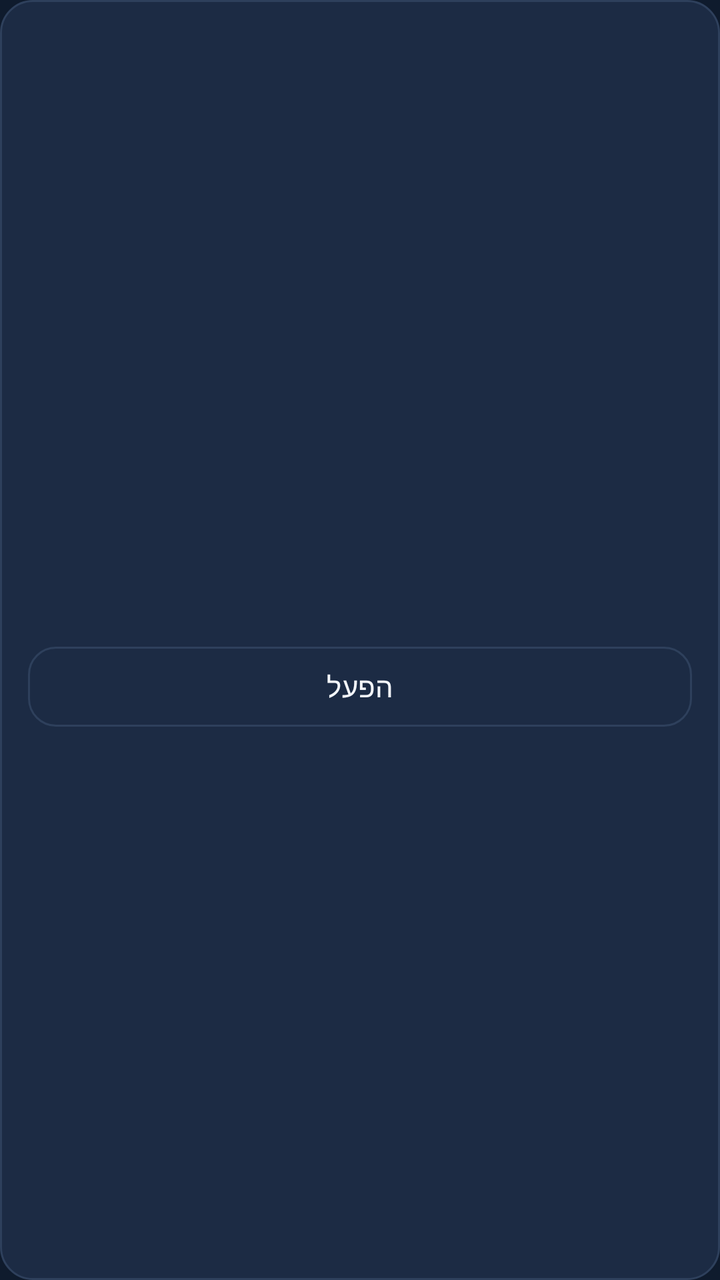
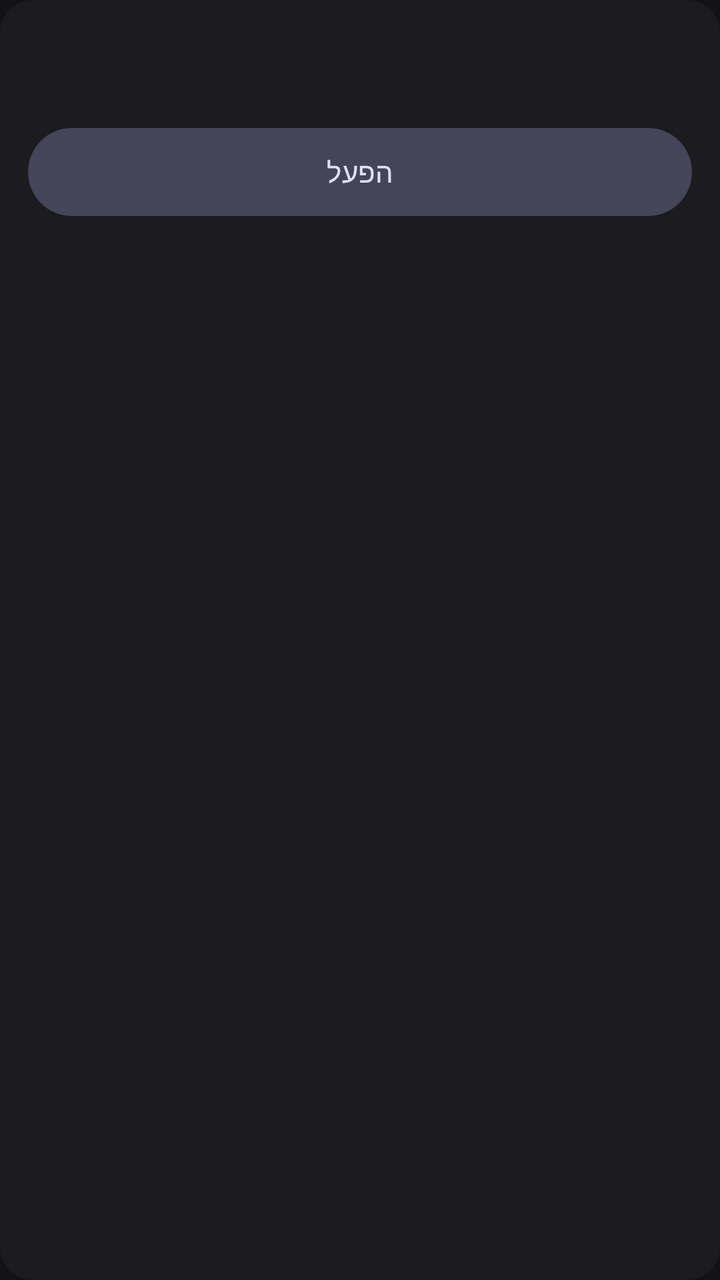

Before-and-after screenshots of an Android layout around one commit, followed by the original layout XML and the change that was made.
<!-- AndroidManifest.xml: application theme Theme.AppGuard -->
<!-- res/layout/item_permission.xml -->
<?xml version="1.0" encoding="utf-8"?>
<LinearLayout xmlns:android="http://schemas.android.com/apk/res/android"
    android:layout_width="match_parent"
    android:layout_height="wrap_content"
    android:layout_marginBottom="10dp"
    android:background="@drawable/bg_panel"
    android:gravity="center_vertical"
    android:orientation="vertical"
    android:padding="14dp">

    <LinearLayout
        android:layout_width="match_parent"
        android:layout_height="wrap_content"
        android:gravity="center_vertical"
        android:orientation="horizontal">

        <TextView
            android:id="@+id/permStatus"
            android:layout_width="28dp"
            android:layout_height="28dp"
            android:gravity="center"
            android:textColor="@color/bg"
            android:textSize="14sp"
            android:textStyle="bold" />

        <LinearLayout
            android:layout_width="0dp"
            android:layout_height="wrap_content"
            android:layout_marginStart="10dp"
            android:layout_weight="1"
            android:orientation="vertical">

            <TextView
                android:id="@+id/permTitle"
                android:layout_width="match_parent"
                android:layout_height="wrap_content"
                android:textColor="@color/text_primary"
                android:textSize="15sp"
                android:textStyle="bold" />

            <TextView
                android:id="@+id/permDesc"
                android:layout_width="match_parent"
                android:layout_height="wrap_content"
                android:layout_marginTop="2dp"
                android:textColor="@color/text_secondary"
                android:textSize="12sp" />
        </LinearLayout>
    </LinearLayout>

    <com.google.android.material.button.MaterialButton
        android:id="@+id/permAction"
        style="@style/Widget.AppGuard.Button.Outlined"
        android:layout_width="match_parent"
        android:layout_height="wrap_content"
        android:layout_marginTop="8dp"
        android:text="@string/setup_enable" />
</LinearLayout>
<!-- resources referenced by this layout -->
<resources>
  <color name="bg">#0F1B2D</color>
  <color name="text_primary">#F4F7FB</color>
  <color name="text_secondary">#9AA8BC</color>
  <!-- drawable bg_panel (drawable) -->
  <?xml version="1.0" encoding="utf-8"?>
  <shape xmlns:android="http://schemas.android.com/apk/res/android"
      android:shape="rectangle">
      <solid android:color="@color/surface" />
      <corners android:radius="16dp" />
      <stroke
          android:width="1dp"
          android:color="@color/stroke" />
  </shape>
  <style name="Widget.AppGuard.Button.Outlined" parent="Widget.Material3.Button.OutlinedButton">
          <item name="strokeColor">@color/stroke</item>
          <item name="android:textColor">@color/text_primary</item>
          <item name="cornerRadius">14dp</item>
          <item name="android:minHeight">48dp</item>
      </style>
  <style name="Theme.AppGuard" parent="Theme.Material3.Dark.NoActionBar">
          <item name="colorPrimary">@color/accent</item>
          <item name="colorPrimaryContainer">@color/accent_dim</item>
          <item name="colorOnPrimary">@color/bg</item>
          <item name="colorSecondary">@color/warning</item>
          <item name="colorError">@color/danger</item>
          <item name="android:statusBarColor">@android:color/transparent</item>
          <item name="android:navigationBarColor">@android:color/transparent</item>
          <item name="android:windowBackground">@color/bg</item>
          <item name="android:textColorPrimary">@color/text_primary</item>
          <item name="android:textColorSecondary">@color/text_secondary</item>
          <item name="materialButtonStyle">@style/Widget.AppGuard.Button</item>
          <item name="android:windowLayoutInDisplayCutoutMode">shortEdges</item>
      </style>
  <color name="surface">#1C2B44</color>
  <color name="stroke">#2E405C</color>
  <color name="accent">#3DDC97</color>
  <color name="accent_dim">#2A9B6C</color>
  <color name="warning">#FFCC66</color>
  <color name="danger">#F07178</color>
  <style name="Widget.AppGuard.Button" parent="Widget.Material3.Button">
          <item name="backgroundTint">@color/accent</item>
          <item name="android:textColor">@color/bg</item>
          <item name="cornerRadius">14dp</item>
          <item name="android:minHeight">52dp</item>
          <item name="android:insetTop">0dp</item>
          <item name="android:insetBottom">0dp</item>
      </style>
  <!-- unchanged entries left out for length: 1 -->
</resources>

<!-- the commit's change to res/layout/item_permission.xml (unified diff, before → after) -->
@@ -1,58 +1,62 @@
 <?xml version="1.0" encoding="utf-8"?>
-<LinearLayout xmlns:android="http://schemas.android.com/apk/res/android"
+<com.google.android.material.card.MaterialCardView xmlns:android="http://schemas.android.com/apk/res/android"
+    xmlns:app="http://schemas.android.com/apk/res-auto"
     android:layout_width="match_parent"
     android:layout_height="wrap_content"
-    android:layout_marginBottom="10dp"
-    android:background="@drawable/bg_panel"
-    android:gravity="center_vertical"
-    android:orientation="vertical"
-    android:padding="14dp">
+    android:layout_marginBottom="10dp">
 
     <LinearLayout
         android:layout_width="match_parent"
         android:layout_height="wrap_content"
-        android:gravity="center_vertical"
-        android:orientation="horizontal">
-
-        <TextView
-            android:id="@+id/permStatus"
-            android:layout_width="28dp"
-            android:layout_height="28dp"
-            android:gravity="center"
-            android:textColor="@color/bg"
-            android:textSize="14sp"
-            android:textStyle="bold" />
+        android:orientation="vertical"
+        android:padding="14dp">
 
         <LinearLayout
-            android:layout_width="0dp"
+            android:layout_width="match_parent"
             android:layout_height="wrap_content"
-            android:layout_marginStart="10dp"
-            android:layout_weight="1"
-            android:orientation="vertical">
+            android:gravity="center_vertical"
+            android:orientation="horizontal">
 
             <TextView
-                android:id="@+id/permTitle"
-                android:layout_width="match_parent"
-                android:layout_height="wrap_content"
-                android:textColor="@color/text_primary"
-                android:textSize="15sp"
+                android:id="@+id/permStatus"
+                android:layout_width="28dp"
+                android:layout_height="28dp"
+                android:gravity="center"
+                android:textColor="@color/md_theme_on_primary"
+                android:textSize="14sp"
                 android:textStyle="bold" />
 
-            <TextView
-                android:id="@+id/permDesc"
-                android:layout_width="match_parent"
+            <LinearLayout
+                android:layout_width="0dp"
                 android:layout_height="wrap_content"
-                android:layout_marginTop="2dp"
-                android:textColor="@color/text_secondary"
-                android:textSize="12sp" />
+                android:layout_marginStart="12dp"
+                android:layout_weight="1"
+                android:orientation="vertical">
+
+                <TextView
+                    android:id="@+id/permTitle"
+                    android:layout_width="match_parent"
+                    android:layout_height="wrap_content"
+                    android:textAppearance="@style/TextAppearance.Material3.TitleMedium"
+                    android:textColor="?attr/colorOnSurface" />
+
+                <TextView
+                    android:id="@+id/permDesc"
+                    android:layout_width="match_parent"
+                    android:layout_height="wrap_content"
+                    android:layout_marginTop="2dp"
+                    android:textAppearance="@style/TextAppearance.Material3.BodySmall"
+                    android:textColor="?attr/colorOnSurfaceVariant" />
+            </LinearLayout>
         </LinearLayout>
+
+        <com.google.android.material.button.MaterialButton
+            android:id="@+id/permAction"
+            style="@style/Widget.AppGuard.Button.Tonal"
+            android:layout_width="match_parent"
+            android:layout_height="wrap_content"
+            android:layout_marginTop="10dp"
+            android:minHeight="44dp"
+            android:text="@string/setup_enable" />
     </LinearLayout>
-
-    <com.google.android.material.button.MaterialButton
-        android:id="@+id/permAction"
-        style="@style/Widget.AppGuard.Button.Outlined"
-        android:layout_width="match_parent"
-        android:layout_height="wrap_content"
-        android:layout_marginTop="8dp"
-        android:text="@string/setup_enable" />
-</LinearLayout>
+</com.google.android.material.card.MaterialCardView>
<!-- resource entries referenced after the edit -->
@@ -1,51 +1,122 @@
 <!-- resources referenced by this layout -->
 <resources>
-  <color name="bg">#0F1B2D</color>
-  <color name="text_primary">#F4F7FB</color>
-  <color name="text_secondary">#9AA8BC</color>
-  <!-- drawable bg_panel (drawable) -->
-  <?xml version="1.0" encoding="utf-8"?>
-  <shape xmlns:android="http://schemas.android.com/apk/res/android"
-      android:shape="rectangle">
-      <solid android:color="@color/surface" />
-      <corners android:radius="16dp" />
-      <stroke
-          android:width="1dp"
-          android:color="@color/stroke" />
-  </shape>
-  <style name="Widget.AppGuard.Button.Outlined" parent="Widget.Material3.Button.OutlinedButton">
-          <item name="strokeColor">@color/stroke</item>
-          <item name="android:textColor">@color/text_primary</item>
-          <item name="cornerRadius">14dp</item>
-          <item name="android:minHeight">48dp</item>
-      </style>
-  <style name="Theme.AppGuard" parent="Theme.Material3.Dark.NoActionBar">
-          <item name="colorPrimary">@color/accent</item>
-          <item name="colorPrimaryContainer">@color/accent_dim</item>
-          <item name="colorOnPrimary">@color/bg</item>
-          <item name="colorSecondary">@color/warning</item>
-          <item name="colorError">@color/danger</item>
-          <item name="android:statusBarColor">@android:color/transparent</item>
-          <item name="android:navigationBarColor">@android:color/transparent</item>
-          <item name="android:windowBackground">@color/bg</item>
-          <item name="android:textColorPrimary">@color/text_primary</item>
-          <item name="android:textColorSecondary">@color/text_secondary</item>
-          <item name="materialButtonStyle">@style/Widget.AppGuard.Button</item>
-          <item name="android:windowLayoutInDisplayCutoutMode">shortEdges</item>
-      </style>
-  <color name="surface">#1C2B44</color>
-  <color name="stroke">#2E405C</color>
-  <color name="accent">#3DDC97</color>
-  <color name="accent_dim">#2A9B6C</color>
-  <color name="warning">#FFCC66</color>
-  <color name="danger">#F07178</color>
-  <style name="Widget.AppGuard.Button" parent="Widget.Material3.Button">
-          <item name="backgroundTint">@color/accent</item>
-          <item name="android:textColor">@color/bg</item>
-          <item name="cornerRadius">14dp</item>
+  <color name="md_theme_on_primary">#262A78</color>
+  <style name="Widget.AppGuard.Button.Tonal" parent="Widget.Material3.Button.TonalButton">
           <item name="android:minHeight">52dp</item>
           <item name="android:insetTop">0dp</item>
           <item name="android:insetBottom">0dp</item>
+          <item name="cornerRadius">28dp</item>
+          <item name="android:textAllCaps">false</item>
+      </style>
+  <style name="Theme.AppGuard" parent="Theme.Material3.Dark.NoActionBar">
+          <item name="colorPrimary">@color/md_theme_primary</item>
+          <item name="colorOnPrimary">@color/md_theme_on_primary</item>
+          <item name="colorPrimaryContainer">@color/md_theme_primary_container</item>
+          <item name="colorOnPrimaryContainer">@color/md_theme_on_primary_container</item>
+          <item name="colorSecondary">@color/md_theme_secondary</item>
+          <item name="colorOnSecondary">@color/md_theme_on_secondary</item>
+          <item name="colorSecondaryContainer">@color/md_theme_secondary_container</item>
+          <item name="colorOnSecondaryContainer">@color/md_theme_on_secondary_container</item>
+          <item name="colorTertiary">@color/md_theme_tertiary</item>
+          <item name="colorOnTertiary">@color/md_theme_on_tertiary</item>
+          <item name="colorTertiaryContainer">@color/md_theme_tertiary_container</item>
+          <item name="colorOnTertiaryContainer">@color/md_theme_on_tertiary_container</item>
+          <item name="colorError">@color/md_theme_error</item>
+          <item name="colorOnError">@color/md_theme_on_error</item>
+          <item name="colorErrorContainer">@color/md_theme_error_container</item>
+          <item name="colorOnErrorContainer">@color/md_theme_on_error_container</item>
+          <item name="android:colorBackground">@color/md_theme_background</item>
+          <item name="colorOnBackground">@color/md_theme_on_background</item>
+          <item name="colorSurface">@color/md_theme_surface</item>
+          <item name="colorOnSurface">@color/md_theme_on_surface</item>
+          <item name="colorSurfaceVariant">@color/md_theme_surface_variant</item>
+          <item name="colorOnSurfaceVariant">@color/md_theme_on_surface_variant</item>
+          <item name="colorOutline">@color/md_theme_outline</item>
+          <item name="colorOutlineVariant">@color/md_theme_outline_variant</item>
+          <item name="colorSurfaceContainer">@color/md_theme_surface_container</item>
+          <item name="colorSurfaceContainerHigh">@color/md_theme_surface_container_high</item>
+          <item name="colorSurfaceContainerHighest">@color/md_theme_surface_container_highest</item>
+          <item name="colorSurfaceContainerLow">@color/md_theme_surface_container_low</item>
+          <item name="colorSurfaceContainerLowest">@color/md_theme_background</item>
+          <item name="android:statusBarColor">@android:color/transparent</item>
+          <item name="android:navigationBarColor">@android:color/transparent</item>
+          <item name="android:windowBackground">@color/md_theme_background</item>
+          <item name="android:windowLayoutInDisplayCutoutMode">shortEdges</item>
+          <item name="materialButtonStyle">@style/Widget.AppGuard.Button</item>
+          <item name="materialCardViewStyle">@style/Widget.AppGuard.Card</item>
+          <item name="checkboxStyle">@style/Widget.AppGuard.CheckBox</item>
+          <item name="materialSwitchStyle">@style/Widget.AppGuard.Switch</item>
+          <item name="textInputStyle">@style/Widget.AppGuard.TextInput</item>
+          <item name="toolbarStyle">@style/Widget.AppGuard.Toolbar</item>
+          <item name="chipStyle">@style/Widget.AppGuard.Chip</item>
+      </style>
+  <color name="md_theme_primary">#BFC1FF</color>
+  <color name="md_theme_primary_container">#3D4296</color>
+  <color name="md_theme_on_primary_container">#E0E0FF</color>
+  <color name="md_theme_secondary">#C5C4DD</color>
+  <color name="md_theme_on_secondary">#2E2F42</color>
+  <color name="md_theme_secondary_container">#444559</color>
+  <color name="md_theme_on_secondary_container">#E1E0F9</color>
+  <color name="md_theme_tertiary">#E9B9D3</color>
+  <color name="md_theme_on_tertiary">#46263A</color>
+  <color name="md_theme_tertiary_container">#5F3C51</color>
+  <color name="md_theme_on_tertiary_container">#FFD8EB</color>
+  <color name="md_theme_error">#FFB4AB</color>
+  <color name="md_theme_on_error">#690005</color>
+  <color name="md_theme_error_container">#93000A</color>
+  <color name="md_theme_on_error_container">#FFDAD6</color>
+  <color name="md_theme_background">#131316</color>
+  <color name="md_theme_on_background">#E4E1E6</color>
+  <color name="md_theme_surface">#131316</color>
+  <color name="md_theme_on_surface">#E4E1E6</color>
+  <color name="md_theme_surface_variant">#46464F</color>
+  <color name="md_theme_on_surface_variant">#C7C5D0</color>
+  <color name="md_theme_outline">#91909A</color>
+  <color name="md_theme_outline_variant">#46464F</color>
+  <color name="md_theme_surface_container">#1C1B1F</color>
+  <color name="md_theme_surface_container_high">#2B2930</color>
+  <color name="md_theme_surface_container_highest">#36343B</color>
+  <color name="md_theme_surface_container_low">#1B1B1F</color>
+  <style name="Widget.AppGuard.Button" parent="Widget.Material3.Button">
+          <item name="android:minHeight">56dp</item>
+          <item name="android:insetTop">0dp</item>
+          <item name="android:insetBottom">0dp</item>
+          <item name="cornerRadius">28dp</item>
+          <item name="android:textAllCaps">false</item>
+          <item name="elevation">0dp</item>
+      </style>
+  <style name="Widget.AppGuard.Card" parent="Widget.Material3.CardView.Filled">
+          <item name="cardBackgroundColor">?attr/colorSurfaceContainer</item>
+          <item name="cardElevation">0dp</item>
+          <item name="strokeWidth">0dp</item>
+          <item name="shapeAppearance">@style/Shape.AppGuard.Card</item>
+      </style>
+  <style name="Widget.AppGuard.CheckBox" parent="Widget.Material3.CompoundButton.CheckBox" />
+  <style name="Widget.AppGuard.Switch" parent="Widget.Material3.CompoundButton.MaterialSwitch" />
+  <style name="Widget.AppGuard.TextInput" parent="Widget.Material3.TextInputLayout.FilledBox">
+          <item name="boxBackgroundColor">?attr/colorSurfaceContainerHighest</item>
+          <item name="boxStrokeWidth">0dp</item>
+          <item name="boxStrokeWidthFocused">0dp</item>
+          <item name="hintTextColor">?attr/colorOnSurfaceVariant</item>
+          <item name="shapeAppearance">@style/Shape.AppGuard.Pill</item>
+      </style>
+  <style name="Widget.AppGuard.Toolbar" parent="Widget.Material3.Toolbar">
+          <item name="android:background">@android:color/transparent</item>
+          <item name="titleCentered">true</item>
+          <item name="titleTextColor">?attr/colorOnSurface</item>
+      </style>
+  <style name="Widget.AppGuard.Chip" parent="Widget.Material3.Chip.Assist">
+          <item name="chipBackgroundColor">?attr/colorSurfaceContainerHighest</item>
+          <item name="android:textColor">?attr/colorOnSurfaceVariant</item>
+          <item name="chipMinHeight">28dp</item>
+          <item name="chipCornerRadius">8dp</item>
+          <item name="ensureMinTouchTargetSize">false</item>
+      </style>
+  <style name="Shape.AppGuard.Card" parent="ShapeAppearance.Material3.Corner.Large">
+          <item name="cornerSize">16dp</item>
+      </style>
+  <style name="Shape.AppGuard.Pill" parent="ShapeAppearance.Material3.Corner.Full">
+          <item name="cornerSize">50%</item>
       </style>
   <!-- unchanged entries left out for length: 1 -->
 </resources>
